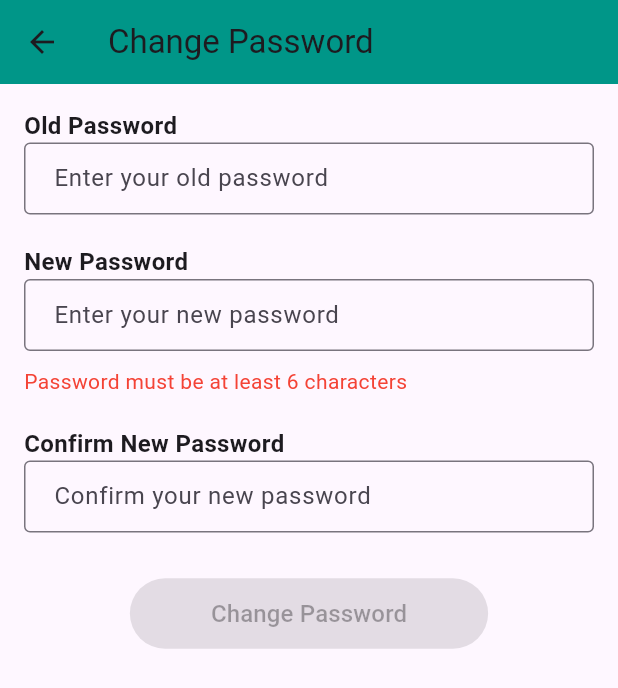
After one commit to johnassefatheeth/eqube, a Flutter app: the ChangePasswordPage screen opened by its route, on a phone screen of 412 x 824 dp. The commit adds this screen. Shown: the top 688 px of the screen. Run offline on Flutter 3.47's test engine with Material 3 defaults, Android fonts, the phone set to English and light mode, and no system bars; our stand-ins replace image_picker; network calls fail.

Commit message:
making change password page page

```diff
--- a/lib/components/drawerList.dart
+++ b/lib/components/drawerList.dart
@@ -21,7 +21,7 @@ class _DrawerListState extends State<DrawerList> {
           menuItem("home", Icons.home),
           menuItem("my_ekub", Icons.plus_one_outlined),
           menuItem("profile", Icons.man),
-          menuItem("change password", Icons.key),
+          menuItem("changepassword", Icons.key),
           menuItem("contact us", Icons.phone)
         ],
       ),
--- a/lib/main.dart
+++ b/lib/main.dart
@@ -1,5 +1,6 @@
 import 'package:ekube/pages/Notification.dart';
 import 'package:ekube/pages/auth/signin.dart';
+import 'package:ekube/pages/changepass.dart';
 import 'package:ekube/pages/home.dart';
 import 'package:ekube/pages/my_equb.dart';
 import 'package:ekube/pages/profile.dart';
@@ -24,6 +25,7 @@ class MyApp extends StatelessWidget {
         '/notifications': (context) => NotificationsPage(),
         '/my_ekub': (context) => MyEqubPage(),
         '/profile': (context) => ProfilePage(),
+        '/changepassword': (context) => ChangePasswordPage(),
       },
     );
   }
--- /dev/null
+++ b/lib/pages/changepass.dart
@@ -0,0 +1,150 @@
+import 'package:flutter/material.dart';
+import 'package:flutter/services.dart';
+
+class ChangePasswordPage extends StatefulWidget {
+  @override
+  _ChangePasswordPageState createState() => _ChangePasswordPageState();
+}
+
+class _ChangePasswordPageState extends State<ChangePasswordPage> {
+  // Controllers for password fields
+  TextEditingController _oldPasswordController = TextEditingController();
+  TextEditingController _newPasswordController = TextEditingController();
+  TextEditingController _confirmPasswordController = TextEditingController();
+
+  // To check if passwords match
+  bool _passwordsMatch = true;
+
+  // Function to validate password strength (basic example)
+  String _validatePasswordStrength(String password) {
+    if (password.length < 6) {
+      return 'Password must be at least 6 characters';
+    }
+    if (!RegExp(r'[A-Z]').hasMatch(password)) {
+      return 'Password must contain at least one uppercase letter';
+    }
+    if (!RegExp(r'[0-9]').hasMatch(password)) {
+      return 'Password must contain at least one number';
+    }
+    return '';
+  }
+
+  // Function to check if new and confirm passwords match
+  void _checkPasswordMatch() {
+    setState(() {
+      _passwordsMatch = _newPasswordController.text == _confirmPasswordController.text;
+    });
+  }
+
+  // Function to handle password change
+  void _changePassword() {
+    // Here, implement the actual password change logic with your backend or authentication service
+    ScaffoldMessenger.of(context).showSnackBar(SnackBar(content: Text('Password changed successfully!')));
+  }
+
+  @override
+  Widget build(BuildContext context) {
+    return Scaffold(
+      appBar: AppBar(
+        title: Text('Change Password'),
+        backgroundColor: Colors.teal,
+      ),
+      body: Padding(
+        padding: EdgeInsets.all(16.0),
+        child: SingleChildScrollView(
+          child: Column(
+            crossAxisAlignment: CrossAxisAlignment.start,
+            children: [
+              // Old Password
+              Text('Old Password', style: TextStyle(fontSize: 16, fontWeight: FontWeight.bold)),
+              TextField(
+                controller: _oldPasswordController,
+                obscureText: true,
+                decoration: InputDecoration(
+                  hintText: 'Enter your old password',
+                  border: OutlineInputBorder(),
+                  contentPadding: EdgeInsets.symmetric(vertical: 12, horizontal: 16),
+                ),
+              ),
+              SizedBox(height: 20),
+
+              // New Password
+              Text('New Password', style: TextStyle(fontSize: 16, fontWeight: FontWeight.bold)),
+              TextField(
+                controller: _newPasswordController,
+                obscureText: true,
+                onChanged: (value) {
+                  setState(() {
+                    _validatePasswordStrength(value);
+                  });
+                },
+                decoration: InputDecoration(
+                  hintText: 'Enter your new password',
+                  border: OutlineInputBorder(),
+                  contentPadding: EdgeInsets.symmetric(vertical: 12, horizontal: 16),
+                ),
+              ),
+              SizedBox(height: 10),
+
+              // Password Strength Indicator
+              _validatePasswordStrength(_newPasswordController.text).isEmpty
+                  ? Container()
+                  : Text(
+                      _validatePasswordStrength(_newPasswordController.text),
+                      style: TextStyle(color: Colors.red, fontSize: 14),
+                    ),
+              SizedBox(height: 20),
+
+              // Confirm New Password
+              Text('Confirm New Password', style: TextStyle(fontSize: 16, fontWeight: FontWeight.bold)),
+              TextField(
+                controller: _confirmPasswordController,
+                obscureText: true,
+                onChanged: (value) {
+                  _checkPasswordMatch();
+                },
+                decoration: InputDecoration(
+                  hintText: 'Confirm your new password',
+                  border: OutlineInputBorder(),
+                  contentPadding: EdgeInsets.symmetric(vertical: 12, horizontal: 16),
+                ),
+              ),
+              SizedBox(height: 10),
+
+              // Password Match Error
+              _passwordsMatch
+                  ? Container()
+                  : Text(
+                      'Passwords do not match',
+                      style: TextStyle(color: Colors.red, fontSize: 14),
+                    ),
+              SizedBox(height: 20),
+
+              // Submit Button
+              Center(
+                child: ElevatedButton(
+                  onPressed: _oldPasswordController.text.isNotEmpty &&
+                          _newPasswordController.text.isNotEmpty &&
+                          _confirmPasswordController.text.isNotEmpty &&
+                          _passwordsMatch
+                      ? _changePassword
+                      : null,
+                  child: Padding(
+                    padding: EdgeInsets.symmetric(vertical: 12, horizontal: 30),
+                    child: Text('Change Password', style: TextStyle(fontSize: 16)),
+                  ),
+                  style: ElevatedButton.styleFrom(
+                    backgroundColor: Colors.teal,
+                    shape: RoundedRectangleBorder(
+                      borderRadius: BorderRadius.circular(30),
+                    ),
+                  ),
+                ),
+              ),
+            ],
+          ),
+        ),
+      ),
+    );
+  }
+}
--- a/lib/pages/profile.dart
+++ b/lib/pages/profile.dart
@@ -18,7 +18,6 @@ class _ProfilePageState extends State<ProfilePage> {
       'https://via.placeholder.com/150'; // Default profile picture
   String _phoneNumber = '0912345678'; // Non-editable phone number
   String _gender = 'Male'; // Default gender
-  String _location = 'Addis Ababa'; // Default location
 
   // Function to handle image picking (profile picture)
   Future<void> _pickImage() async {
```
